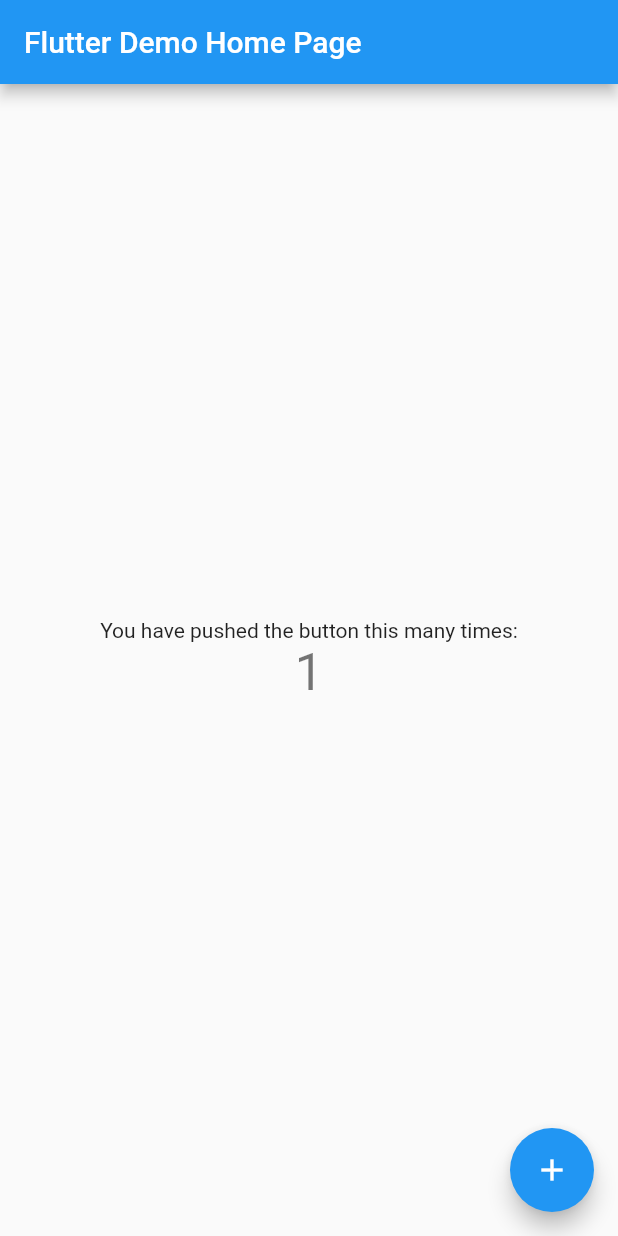
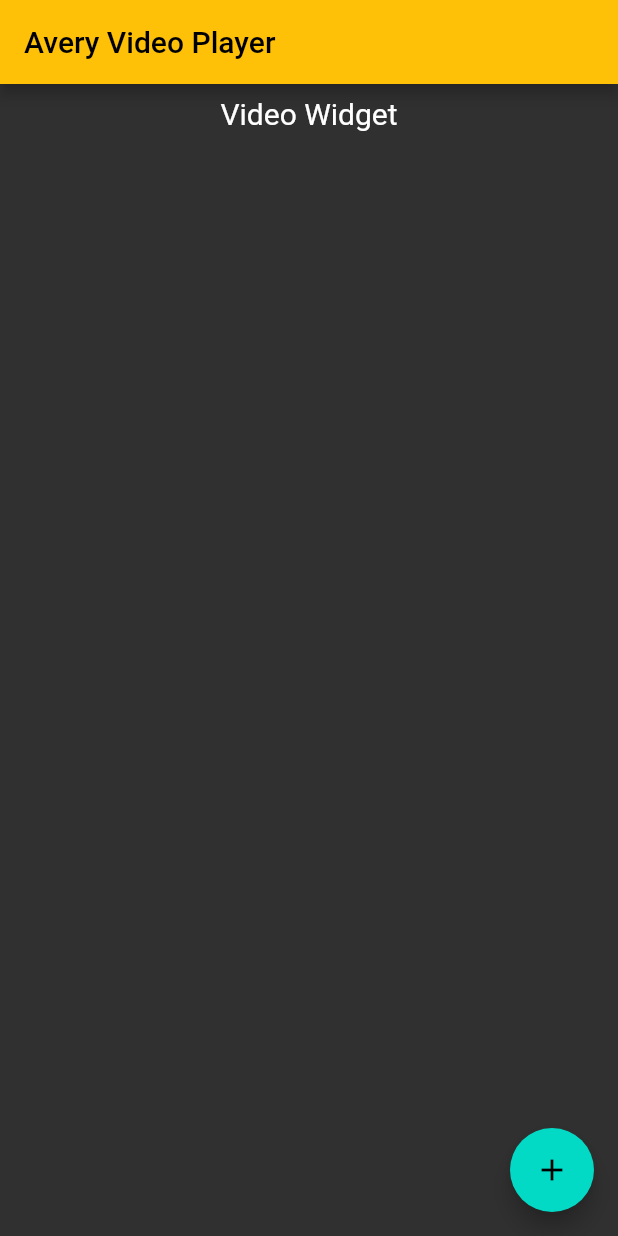
Before and after one commit to thelovesmith/flutter-video-, a Flutter app: the screen it shows after launch, after a tap on the "add" icon, on a phone screen of 412 x 824 dp. Run offline on Flutter 3.47's test engine with Material 2 defaults, Android fonts, the phone set to English and light mode, and no system bars.

Commit message:
started video widget

```diff
--- a/lib/main.dart
+++ b/lib/main.dart
@@ -8,7 +8,20 @@ class MyApp extends StatelessWidget {
   Widget build(BuildContext context) {
     return MaterialApp(
       title: 'Flutter Demo',
+
+      debugShowCheckedModeBanner: false,
       theme: ThemeData(
+        primaryTextTheme: TextTheme(title: TextStyle(fontSize: 20,
+        color: Colors.black)),
+
+        primaryColor: Colors.redAccent,
+        highlightColor: Colors.indigo,
+        splashColor: Colors.orange,
+        secondaryHeaderColor: Colors.indigo,
+
+        colorScheme: ColorScheme.dark(
+          primary: const Color.fromRGBO(150, 22, 122, .5),
+        ),
         // This is the theme of your application.
         //
         // Try running your application with "flutter run". You'll see the
@@ -18,9 +31,9 @@ class MyApp extends StatelessWidget {
         // or simply save your changes to "hot reload" in a Flutter IDE).
         // Notice that the counter didn't reset back to zero; the application
         // is not restarted.
-        primarySwatch: Colors.blue,
+        // primarySwatch: Colors.red,
       ),
-      home: MyHomePage(title: 'Flutter Demo Home Page'),
+      home: MyHomePage(title: 'Avery Video Player '),
     );
   }
 }
@@ -54,6 +67,8 @@ class _MyHomePageState extends State<MyHomePage> {
       // _counter without calling setState(), then the build method would not be
       // called again, and so nothing would appear to happen.
       _counter++;
+      print('counter');
+      print(_counter );
     });
   }
 
@@ -70,35 +85,20 @@ class _MyHomePageState extends State<MyHomePage> {
         // Here we take the value from the MyHomePage object that was created by
         // the App.build method, and use it to set our appbar title.
         title: Text(widget.title),
+        backgroundColor: Colors.amber,
+
       ),
       body: Center(
         // Center is a layout widget. It takes a single child and positions it
         // in the middle of the parent.
-        child: Column(
-          // Column is also layout widget. It takes a list of children and
-          // arranges them vertically. By default, it sizes itself to fit its
-          // children horizontally, and tries to be as tall as its parent.
-          //
-          // Invoke "debug painting" (press "p" in the console, choose the
-          // "Toggle Debug Paint" action from the Flutter Inspector in Android
-          // Studio, or the "Toggle Debug Paint" command in Visual Studio Code)
-          // to see the wireframe for each widget.
-          //
-          // Column has various properties to control how it sizes itself and
-          // how it positions its children. Here we use mainAxisAlignment to
-          // center the children vertically; the main axis here is the vertical
-          // axis because Columns are vertical (the cross axis would be
-          // horizontal).
-          mainAxisAlignment: MainAxisAlignment.center,
-          children: <Widget>[
-            Text(
-              'You have pushed the button this many times:',
-            ),
-            Text(
-              '$_counter',
-              style: Theme.of(context).textTheme.display1,
-            ),
-          ],
+        child: Padding(
+          padding: const EdgeInsets.all(8.0),
+          child: Column(
+            children: <Widget>[
+              Text('Video Widget',
+              style: TextStyle(fontSize: 20),),
+            ],
+          ),
         ),
       ),
       floatingActionButton: FloatingActionButton(
--- a/pubspec.yaml
+++ b/pubspec.yaml
@@ -17,12 +17,14 @@ environment:
   sdk: ">=2.1.0 <3.0.0"
 
 dependencies:
+  video_player: ^0.10.1+3
   flutter:
     sdk: flutter
 
   # The following adds the Cupertino Icons font to your application.
   # Use with the CupertinoIcons class for iOS style icons.
   cupertino_icons: ^0.1.2
+
 
 dev_dependencies:
   flutter_test:
```
Also changed, not shown: pubspec.lock, 8 other files.
